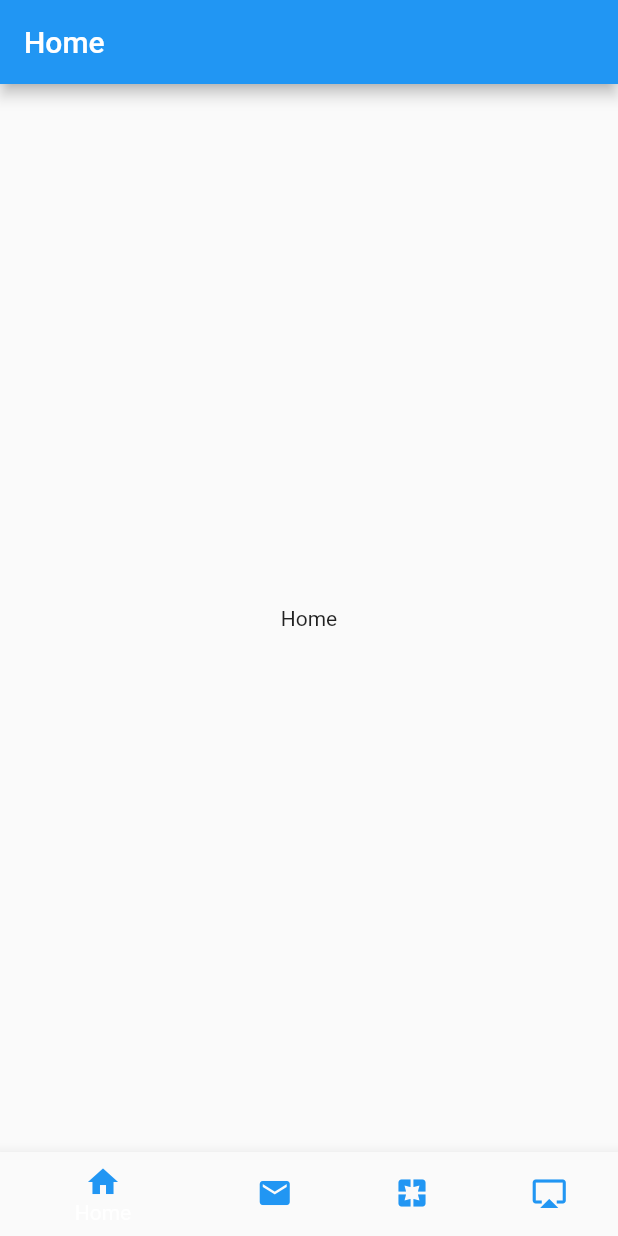
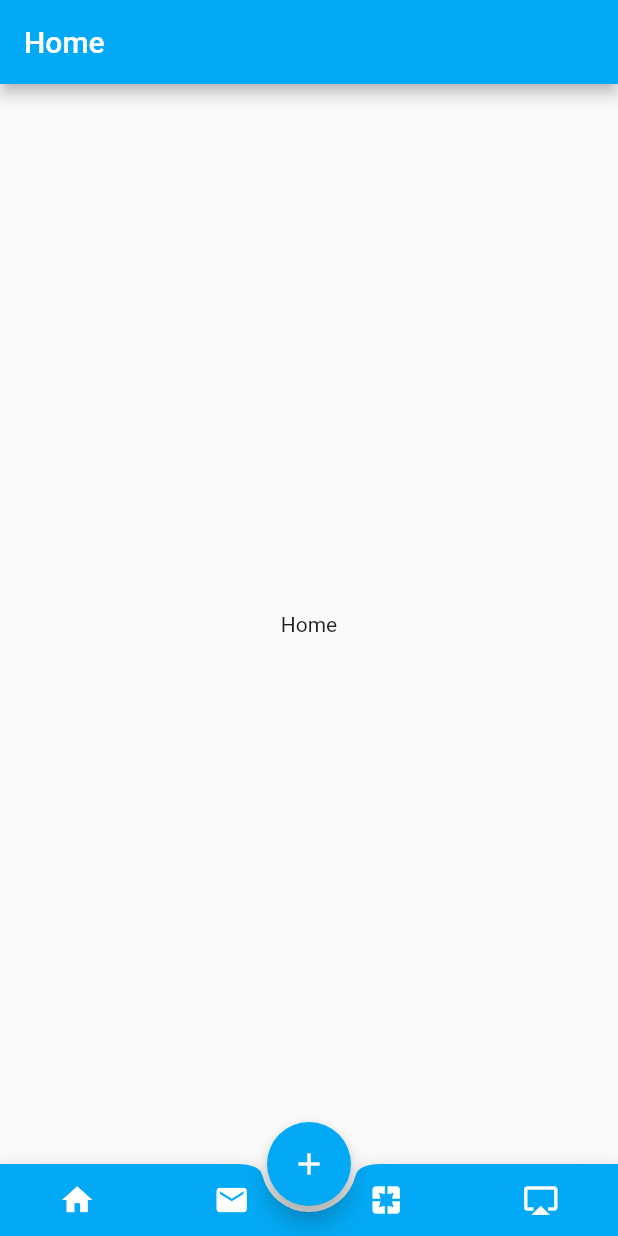
Before and after one commit to icookingcode/little_demo, a Flutter app: the screen it shows after launch, on a phone screen of 412 x 824 dp. Run offline on Flutter 3.47's test engine with Material 2 defaults, Android fonts, the phone set to English and light mode, and no system bars.

Commit message:
不规则底部导航工具栏

```diff
--- /dev/null
+++ b/lib/bottom_app_bar_widget.dart
@@ -0,0 +1,93 @@
+import 'package:flutter/material.dart';
+import 'pages/each_view.dart';
+
+class BottomAppBarWidget extends StatefulWidget {
+  @override
+  _BottomAppBarWidgetState createState() => _BottomAppBarWidgetState();
+}
+
+class _BottomAppBarWidgetState extends State<BottomAppBarWidget> {
+  List<Widget> _eachView;
+  int _index = 0;
+
+  @override
+  void initState() {
+    _eachView = List();
+    _eachView
+      ..add(EachView('Home'))
+      ..add(EachView('Email'))
+      ..add(EachView('Pages'))
+      ..add(EachView('Airplay'));
+    super.initState();
+  }
+
+  @override
+  Widget build(BuildContext context) {
+    return Scaffold(
+      floatingActionButton: FloatingActionButton(
+        child: Icon(
+          Icons.add,
+          color: Colors.white,
+        ),
+        tooltip: '新增',
+        onPressed: () {
+          Navigator.of(context).push(MaterialPageRoute(
+            builder: (context) => EachView('New Page'),
+          ));
+        },
+      ),
+      body: _eachView[_index],
+      floatingActionButtonLocation: FloatingActionButtonLocation.centerDocked,
+      bottomNavigationBar: BottomAppBar(
+        color: Colors.lightBlue,
+        shape: CircularNotchedRectangle(), //设置与FloatingActionButton融合方式
+        child: Row(
+          mainAxisSize: MainAxisSize.max,
+          mainAxisAlignment: MainAxisAlignment.spaceAround,
+          children: <Widget>[
+            IconButton(
+                icon: Icon(
+                  Icons.home,
+                  color: Colors.white,
+                ),
+                onPressed: () {
+                  setState(() {
+                    _index = 0;
+                  });
+                }),
+            IconButton(
+                icon: Icon(
+                  Icons.email,
+                  color: Colors.white,
+                ),
+                onPressed: () {
+                  setState(() {
+                    _index = 1;
+                  });
+                }),
+            IconButton(
+                icon: Icon(
+                  Icons.pages,
+                  color: Colors.white,
+                ),
+                onPressed: () {
+                  setState(() {
+                    _index = 2;
+                  });
+                }),
+            IconButton(
+                icon: Icon(
+                  Icons.airplay,
+                  color: Colors.white,
+                ),
+                onPressed: () {
+                  setState(() {
+                    _index = 3;
+                  });
+                }),
+          ],
+        ),
+      ),
+    );
+  }
+}
--- a/lib/main.dart
+++ b/lib/main.dart
@@ -1,5 +1,6 @@
 import 'package:flutter/material.dart';
 
+import 'bottom_app_bar_widget.dart';
 import 'bottom_navigation_widget.dart';
 void main(){
   runApp(MyApp());
@@ -10,8 +11,11 @@ class MyApp extends StatelessWidget {
   Widget build(BuildContext context) {
     return MaterialApp(
       title: 'Flutter BottomNavigationBar',
-      theme: ThemeData.light(),
-      home: BottomNavigationWidget(),
+      //自定义主题样本
+      theme: ThemeData(
+        primarySwatch: Colors.lightBlue
+      ),
+      home: BottomAppBarWidget(),
 
     );
   }
--- /dev/null
+++ b/lib/pages/each_view.dart
@@ -0,0 +1,21 @@
+import 'package:flutter/material.dart';
+class EachView extends StatefulWidget {
+  String _title;
+  EachView(this._title);
+  @override
+  _EachViewState createState() => _EachViewState();
+}
+
+class _EachViewState extends State<EachView> {
+  @override
+  Widget build(BuildContext context) {
+    return Scaffold(
+      appBar: AppBar(
+        title: Text(widget._title,style: TextStyle(color: Colors.white),),
+      ),
+      body: Center(
+        child: Text(widget._title),
+      ),
+    );
+  }
+}
```
Also changed, not shown: 1 other file.
